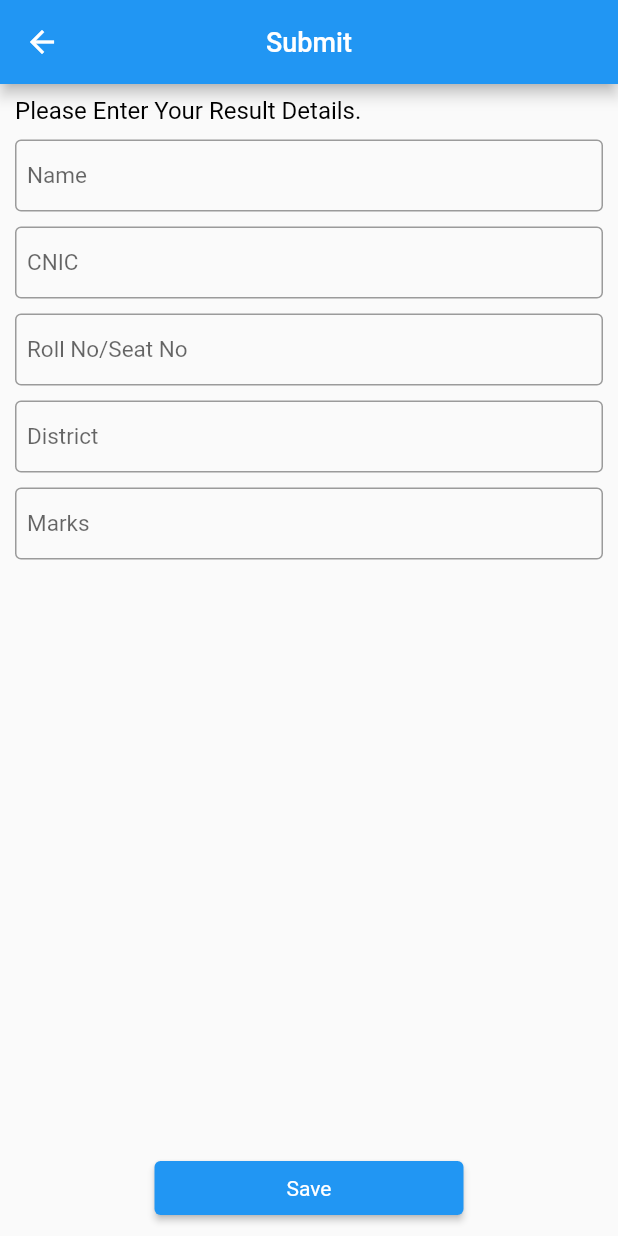
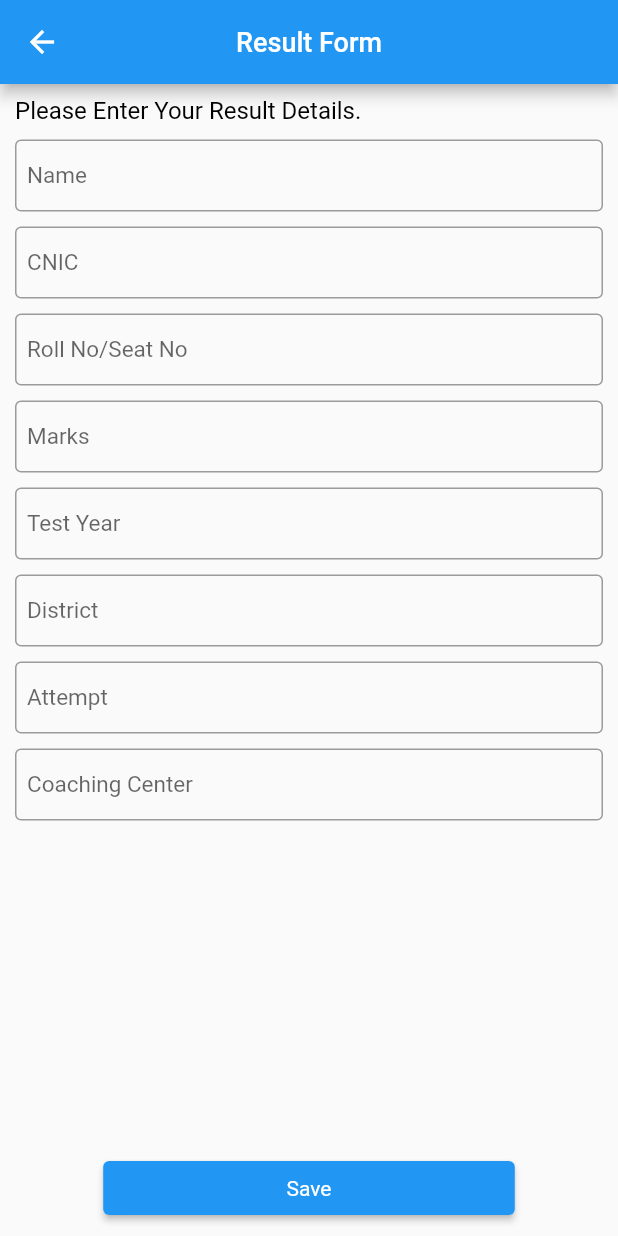
Before and after one commit to AwaisQazii/RChecker, a Flutter app: the screen it shows after launch, after a tap on "Submit Result", on a phone screen of 412 x 824 dp. Run offline on Flutter 3.47's test engine with Material 2 defaults, Android fonts, the phone set to English and light mode, and no system bars; our stand-ins replace cloud_firestore, firebase_core, flutter_bloc, google_fonts, mask_text_input_formatter; accounts and stored records are empty.

Commit message:
result form submitted

```diff
--- a/lib/app/app.dart
+++ b/lib/app/app.dart
@@ -2,7 +2,8 @@ import 'package:flutter/material.dart';
 import 'package:flutter_bloc/flutter_bloc.dart';
 import 'package:result_checker/app/app_routes.dart';
 import 'package:result_checker/bloc/%20home_bloc/cubit.dart';
-import 'package:result_checker/bloc/submit_bloc/cubit.dart';
+import 'package:result_checker/bloc/result_form_bloc/cubit.dart';
+
 import 'package:result_checker/screens/home/home.dart';
 import 'package:result_checker/widgets/sized_config.dart';
 
@@ -21,8 +22,8 @@ class _AppState extends State<App> {
         BlocProvider<HomeCubit>(
           create: (context) => HomeCubit(),
         ),
-        BlocProvider<SubmitCubit>(
-          create: (context) => SubmitCubit(),
+        BlocProvider<ResultFormCubit>(
+          create: (context) => ResultFormCubit(),
         ),
       ],
       child: Builder(builder: (context) {
--- a/lib/app/app_routes.dart
+++ b/lib/app/app_routes.dart
@@ -1,6 +1,6 @@
 import 'package:flutter/material.dart';
 import 'package:result_checker/screens/home/home.dart';
-import 'package:result_checker/screens/submit_result/submit_result_screen.dart';
+import 'package:result_checker/screens/result_form/result_form_screen.dart';
 
 class AppKeys {
   static final navigatorKey = GlobalKey<NavigatorState>();
@@ -12,6 +12,6 @@ class AppRoutes {
 
   static Map<String, Widget Function(BuildContext _)> routes = {
     home: (_) => const HomeScreen(),
-    submitResult: (_) => const SubmitResultScreen()
+    submitResult: (_) => const ResultFormScreen()
   };
 }
--- /dev/null
+++ b/lib/bloc/result_form_bloc/cubit.dart
@@ -0,0 +1,65 @@
+import 'dart:developer';
+
+import 'package:cloud_firestore/cloud_firestore.dart';
+import 'package:flutter/material.dart';
+import 'package:flutter_bloc/flutter_bloc.dart';
+import 'package:result_checker/app/navigation_helper.dart';
+import 'package:result_checker/domain/models/form_model.dart';
+import 'package:result_checker/widgets/global_methods.dart';
+
+enum ResultFormState { loading, valid, invalid, error, success }
+
+class ResultFormCubit extends Cubit<ResultFormState> {
+  final formKey = GlobalKey<FormState>();
+
+  String error = '';
+  ResultFormCubit() : super(ResultFormState.loading);
+
+  submitForm(
+    BuildContext context, {
+    required String name,
+    required String cnic,
+    required String rollNo,
+    required String district,
+    required String marks,
+    required String coaching,
+    required String attempt,
+    required String year,
+  }) async {
+    if (formKey.currentState?.validate() ?? false) {
+      try {
+        emit(ResultFormState.loading);
+        final ref = FirebaseFirestore.instance.collection('results');
+        final docID = ref.doc().id;
+
+        final form = FormModel(
+          docId: docID,
+          name: name,
+          cnic: cnic,
+          seatNo: rollNo,
+          district: district,
+          marks: double.parse(marks),
+          coaching: coaching,
+          attempt: int.parse(attempt),
+          year: int.parse(year),
+        );
+        await ref.doc(docID).set(form.toJson());
+
+        emit(ResultFormState.success);
+      } catch (e) {
+        error = e.toString();
+        log("$error");
+        emit(ResultFormState.error);
+      }
+
+      emit(ResultFormState.valid);
+    } else {
+      emit(ResultFormState.invalid);
+    }
+  }
+
+  @override
+  Future<void> close() {
+    return super.close();
+  }
+}
--- /dev/null
+++ b/lib/domain/models/form_model.dart
@@ -0,0 +1,57 @@
+// To parse this JSON data, do
+//
+//     final formModel = formModelFromJson(jsonString);
+
+import 'dart:convert';
+
+FormModel formModelFromJson(String str) => FormModel.fromJson(json.decode(str));
+
+String formModelToJson(FormModel data) => json.encode(data.toJson());
+
+class FormModel {
+  String? docId;
+  String? name;
+  String? cnic;
+  String? seatNo;
+  String? district;
+  double? marks;
+  String? coaching;
+  int? attempt;
+  int? year;
+
+  FormModel({
+    this.docId,
+    this.name,
+    this.cnic,
+    this.seatNo,
+    this.district,
+    this.marks,
+    this.coaching,
+    this.attempt,
+    this.year,
+  });
+
+  factory FormModel.fromJson(Map<String, dynamic> json) => FormModel(
+        docId: json["docId"],
+        name: json["name"],
+        cnic: json["cnic"],
+        seatNo: json["seatNo"],
+        district: json["district"],
+        marks: json["marks"],
+        coaching: json["coaching"],
+        attempt: json["attempt"],
+        year: json["year"],
+      );
+
+  Map<String, dynamic> toJson() => {
+        "docId": docId,
+        "name": name,
+        "cnic": cnic,
+        "seatNo": seatNo,
+        "district": district,
+        "marks": marks,
+        "coaching": coaching,
+        "attempt": attempt,
+        "year": year,
+      };
+}
--- /dev/null
+++ b/lib/screens/result_form/result_form_screen.dart
@@ -0,0 +1,194 @@
+import 'dart:developer';
+
+import 'package:flutter/material.dart';
+import 'package:flutter_bloc/flutter_bloc.dart';
+import 'package:mask_text_input_formatter/mask_text_input_formatter.dart';
+import 'package:result_checker/app/navigation_helper.dart';
+import 'package:result_checker/bloc/result_form_bloc/cubit.dart';
+import 'package:result_checker/widgets/app_button.dart';
+import 'package:result_checker/widgets/app_colors.dart';
+import 'package:result_checker/widgets/custom_app_bar.dart';
+import 'package:result_checker/widgets/custom_text_form_field.dart';
+import 'package:result_checker/widgets/global_methods.dart';
+import 'package:result_checker/widgets/sized_config.dart';
+import 'package:result_checker/widgets/title_text.dart';
+
+class ResultFormScreen extends StatefulWidget {
+  const ResultFormScreen({super.key});
+
+  @override
+  State<ResultFormScreen> createState() => _ResultFormScreenState();
+}
+
+class _ResultFormScreenState extends State<ResultFormScreen> {
+  final rollNo = TextEditingController();
+  final name = TextEditingController();
+  final attempt = TextEditingController();
+  final cnic = TextEditingController();
+  final marks = TextEditingController();
+  final year = TextEditingController();
+  final district = TextEditingController();
+  final college = TextEditingController();
+  final coaching = TextEditingController();
+
+  @override
+  void dispose() {
+    name.dispose();
+    rollNo.dispose();
+    cnic.dispose();
+    coaching.dispose();
+    college.dispose();
+    marks.dispose();
+    district.dispose();
+    year.dispose();
+
+    super.dispose();
+  }
+
+  @override
+  Widget build(BuildContext context) {
+    return Scaffold(
+      resizeToAvoidBottomInset: true,
+      appBar: const CustomAppBar(
+        title: "Result Form",
+      ),
+      body: SafeArea(
+        child: BlocConsumer<ResultFormCubit, ResultFormState>(
+          listener: (context, state) {
+            final cubit = context.read<ResultFormCubit>();
+
+            if (state == ResultFormState.loading) {
+              loader(context);
+            } else if (state == ResultFormState.success) {
+              pop();
+              responseDialog(context, "Result Submitted");
+            } else if (state == ResultFormState.error) {
+              pop();
+              responseDialog(context, cubit.error);
+            }
+          },
+          builder: (context, state) {
+            final cubit = context.read<ResultFormCubit>();
+            return Form(
+              key: cubit.formKey,
+              child: Padding(
+                padding: const EdgeInsets.symmetric(horizontal: 10, vertical: 8),
+                child: Column(
+                  crossAxisAlignment: CrossAxisAlignment.start,
+                  children: [
+                    TitleText(
+                      title: "Please Enter Your Result Details.",
+                      fontSize: 16,
+                    ),
+                    Expanded(
+                      child: SingleChildScrollView(
+                        child: Column(
+                          children: [
+                            Column(
+                              crossAxisAlignment: CrossAxisAlignment.start,
+                              children: [
+                                AppSpace.vrtSpace(10),
+                                CustomTextFormField(
+                                  controller: name,
+                                  hint: "Name",
+                                  autoValidateMode: AutovalidateMode.onUserInteraction,
+                                  validator: formValidate,
+                                ),
+                                AppSpace.vrtSpace(10),
+                                CustomTextFormField(
+                                  controller: cnic,
+                                  hint: "CNIC",
+                                  keyboardType: TextInputType.number,
+                                  inputFormatters: [
+                                    MaskTextInputFormatter(
+                                      mask: '#####-#######-#',
+                                      filter: {
+                                        "#": RegExp(r'[0-9]'),
+                                      },
+                                    ),
+                                  ],
+                                  autoValidateMode: AutovalidateMode.onUserInteraction,
+                                  validator: formValidate,
+                                ),
+                                AppSpace.vrtSpace(10),
+                                CustomTextFormField(
+                                  controller: rollNo,
+                                  hint: "Roll No/Seat No",
+                                  autoValidateMode: AutovalidateMode.onUserInteraction,
+                                  validator: formValidate,
+                                ),
+                                AppSpace.vrtSpace(10),
+                                CustomTextFormField(
+                                  controller: marks,
+                                  hint: "Marks",
+                                  keyboardType: TextInputType.number,
+                                  autoValidateMode: AutovalidateMode.onUserInteraction,
+                                  validator: formValidate,
+                                ),
+                                AppSpace.vrtSpace(10),
+                                CustomTextFormField(
+                                  controller: year,
+                                  hint: "Test Year",
+                                  autoValidateMode: AutovalidateMode.onUserInteraction,
+                                  validator: formValidate,
+                                ),
+                                AppSpace.vrtSpace(10),
+                                CustomTextFormField(
+                                  controller: district,
+                                  hint: "District",
+                                  autoValidateMode: AutovalidateMode.onUserInteraction,
+                                  validator: formValidate,
+                                ),
+                                AppSpace.vrtSpace(10),
+                                CustomTextFormField(
+                                  controller: attempt,
+                                  hint: "Attempt",
+                                  autoValidateMode: AutovalidateMode.onUserInteraction,
+                                  validator: formValidate,
+                                  keyboardType: TextInputType.number,
+                                ),
+                                AppSpace.vrtSpace(10),
+                                CustomTextFormField(
+                                  controller: coaching,
+                                  hint: "Coaching Center",
+                                  autoValidateMode: AutovalidateMode.onUserInteraction,
+                                  validator: formValidate,
+                                ),
+                              ],
+                            ),
+                          ],
+                        ),
+                      ),
+                    ),
+                    Center(
+                      child: AppButton(
+                        widthFactor: 0.7,
+                        content: TitleText(
+                          title: "Save",
+                          color: AppColors.white,
+                        ),
+                        onPressed: () async {
+                          await context.read<ResultFormCubit>().submitForm(
+                                context,
+                                name: name.text,
+                                attempt: attempt.text,
+                                cnic: cnic.text.trim(),
+                                coaching: coaching.text,
+                                district: district.text,
+                                marks: marks.text,
+                                rollNo: rollNo.text,
+                                year: year.text,
+                              );
+                        },
+                      ),
+                    ),
+                  ],
+                ),
+              ),
+            );
+          },
+        ),
+      ),
+    );
+  }
+}
--- a/lib/screens/submit_result/submit_result_screen.dart
+++ /dev/null
@@ -1,126 +0,0 @@
-import 'dart:developer';
-
-import 'package:flutter/material.dart';
-import 'package:flutter_bloc/flutter_bloc.dart';
-import 'package:mask_text_input_formatter/mask_text_input_formatter.dart';
-import 'package:result_checker/bloc/submit_bloc/cubit.dart';
-import 'package:result_checker/widgets/app_colors.dart';
-import 'package:result_checker/widgets/custom_app_bar.dart';
-import 'package:result_checker/widgets/custom_text_form_field.dart';
-import 'package:result_checker/widgets/global_methods.dart';
-import 'package:result_checker/widgets/sized_config.dart';
-import 'package:result_checker/widgets/title_text.dart';
-
-class SubmitResultScreen extends StatefulWidget {
-  const SubmitResultScreen({super.key});
-
-  @override
-  State<SubmitResultScreen> createState() => _SubmitResultScreenState();
-}
-
-class _SubmitResultScreenState extends State<SubmitResultScreen> {
-  @override
-  Widget build(BuildContext context) {
-    return Scaffold(
-      resizeToAvoidBottomInset: true,
-      appBar: const CustomAppBar(
-        title: "Submit",
-      ),
-      body: SafeArea(
-        child: BlocConsumer<SubmitCubit, SubmitState>(
-          listener: (context, state) {},
-          builder: (context, state) {
-            final cubit = context.read<SubmitCubit>();
-            return Form(
-              key: cubit.formKey,
-              child: Padding(
-                padding: const EdgeInsets.symmetric(horizontal: 10, vertical: 8),
-                child: Column(
-                  crossAxisAlignment: CrossAxisAlignment.start,
-                  children: [
-                    TitleText(
-                      title: "Please Enter Your Result Details.",
-                      fontSize: 16,
-                    ),
-                    Expanded(
-                      child: SingleChildScrollView(
-                        child: Column(
-                          children: [
-                            Column(
-                              crossAxisAlignment: CrossAxisAlignment.start,
-                              children: [
-                                AppSpace.vrtSpace(10),
-                                CustomTextFormField(
-                                  controller: cubit.name,
-                                  hint: "Name",
-                                  autoValidateMode: AutovalidateMode.onUserInteraction,
-                                  validator: formValidate,
-                                ),
-                                AppSpace.vrtSpace(10),
-                                CustomTextFormField(
-                                  controller: cubit.cnic,
-                                  hint: "CNIC",
-                                  keyboardType: TextInputType.number,
-                                  inputFormatters: [
-                                    MaskTextInputFormatter(
-                                      mask: '#####-#######-#',
-                                      filter: {
-                                        "#": RegExp(r'[0-9]'),
-                                      },
-                                    ),
-                                  ],
-                                  autoValidateMode: AutovalidateMode.onUserInteraction,
-                                  validator: formValidate,
-                                ),
-                                AppSpace.vrtSpace(10),
-                                CustomTextFormField(
-                                  controller: cubit.rollNo,
-                                  hint: "Roll No/Seat No",
-                                  autoValidateMode: AutovalidateMode.onUserInteraction,
-                                  validator: formValidate,
-                                ),
-                                AppSpace.vrtSpace(10),
-                                CustomTextFormField(
-                                  controller: cubit.district,
-                                  hint: "District",
-                                  autoValidateMode: AutovalidateMode.onUserInteraction,
-                                  validator: formValidate,
-                                ),
-                                AppSpace.vrtSpace(10),
-                                CustomTextFormField(
-                                  controller: cubit.marks,
-                                  hint: "Marks",
-                                  autoValidateMode: AutovalidateMode.onUserInteraction,
-                                  validator: formValidate,
-                                ),
-                              ],
-                            ),
-                          ],
-                        ),
-                      ),
-                    ),
-                    Center(
-                      child: SizedBox(
-                        width: SizedConfig.width * 0.5,
-                        child: ElevatedButton(
-                          style: ElevatedButton.styleFrom(),
-                          onPressed: () async {
-                            await context.read<SubmitCubit>().submitForm(context);
-                          },
-                          child: TitleText(
-                            title: "Save",
-                            color: AppColors.white,
-                          ),
-                        ),
-                      ),
-                    ),
-                  ],
-                ),
-              ),
-            );
-          },
-        ),
-      ),
-    );
-  }
-}
--- /dev/null
+++ b/lib/widgets/app_button.dart
@@ -0,0 +1,27 @@
+import 'package:flutter/material.dart';
+import 'package:result_checker/widgets/app_colors.dart';
+import 'package:result_checker/widgets/title_text.dart';
+
+class AppButton extends StatelessWidget {
+  const AppButton({
+    super.key,
+    this.widthFactor = 0.5,
+    required this.onPressed,
+    required this.content,
+  });
+  final double widthFactor;
+  final Widget content;
+  final VoidCallback onPressed;
+
+  @override
+  Widget build(BuildContext context) {
+    return FractionallySizedBox(
+      widthFactor: widthFactor,
+      child: ElevatedButton(
+        style: ElevatedButton.styleFrom(),
+        onPressed: onPressed,
+        child: content,
+      ),
+    );
+  }
+}
--- a/lib/widgets/custom_text_form_field.dart
+++ b/lib/widgets/custom_text_form_field.dart
@@ -57,7 +57,7 @@ class CustomTextFormField extends StatelessWidget {
       keyboardType: keyboardType,
       autovalidateMode: autoValidateMode,
       inputFormatters: inputFormatters,
-      maxLines: obscureText == null ? maxLines : 1,
+      maxLines: obscureText == null ? maxLines ?? 1 : 1,
       maxLength: maxLength,
       buildCounter: _buildCounter,
       obscureText: obscureText ?? false,
```
Also changed, not shown: lib/bloc/submit_bloc/cubit.dart (deleted, +0 -59 lines), lib/widgets/global_methods.dart (+29 -0 lines).
